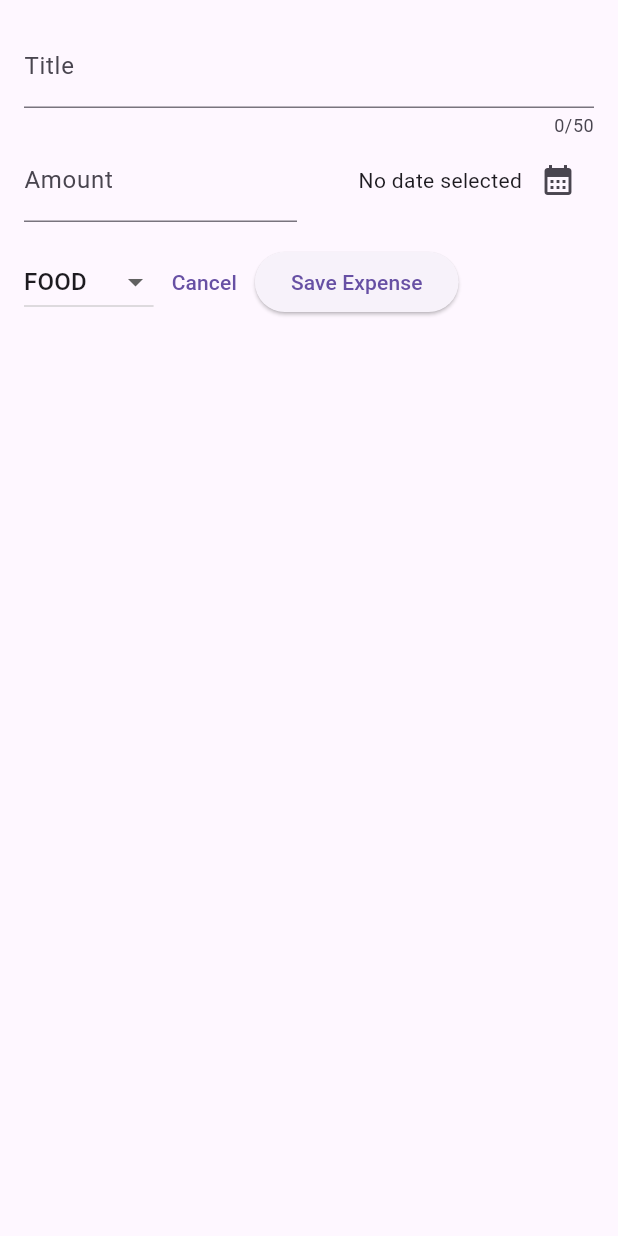
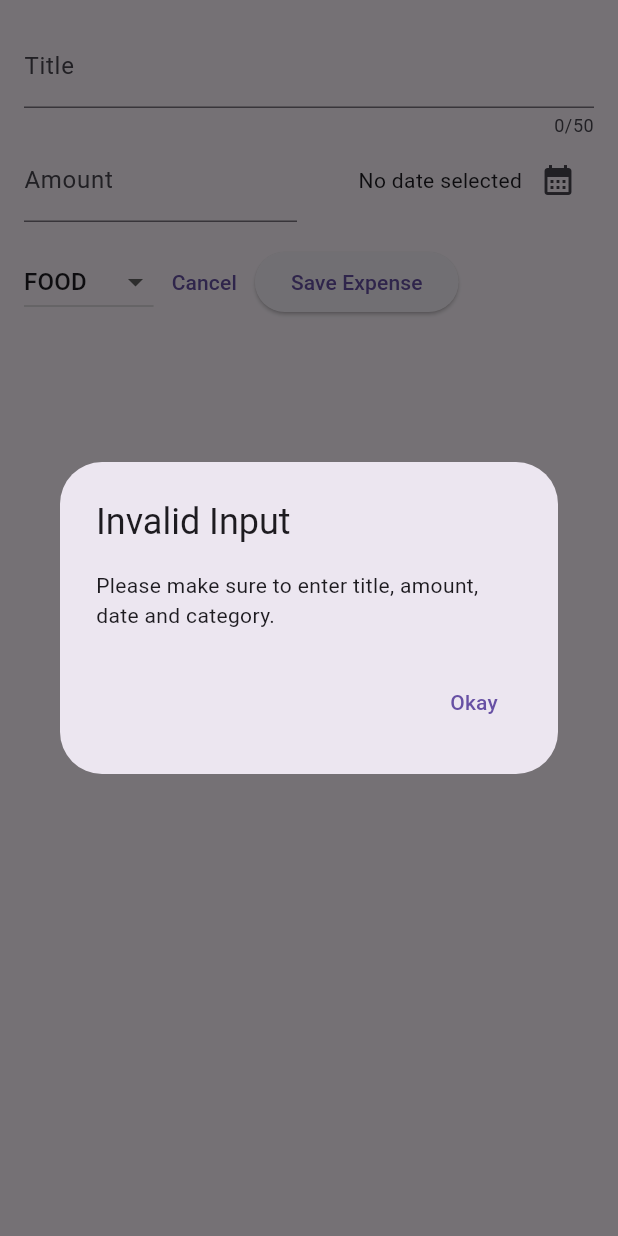
Before and after one commit to tanhongyi88/expense_tracker, a Flutter app: the NewExpense widget shown alone on an empty page, opened directly, after a tap on "Save Expense", on a phone screen of 412 x 824 dp. Run offline on Flutter 3.47's test engine with Material 3 defaults, Android fonts, the phone set to English and light mode, and no system bars.

Commit message:
add expense form validation

```diff
--- a/lib/models/expense.dart
+++ b/lib/models/expense.dart
@@ -3,7 +3,7 @@ import 'package:uuid/uuid.dart';
 import 'package:intl/intl.dart';
 
 const uuid = Uuid();
-final dateFormatter = DateFormat.yMd().add_jm();
+final dateFormatter = DateFormat.yMd();
 
 enum Category { food, travel, leisure, work }
 
--- a/lib/widgets/new_expense.dart
+++ b/lib/widgets/new_expense.dart
@@ -28,6 +28,32 @@ class _NewExpenseState extends State<NewExpense> {
     setState(() {
       _selectedDate = pickedDate;
     });
+  }
+
+  _submitExpenseData() {
+    final enteredAmount = double.tryParse(_amountController.text);
+    final amountIsInvalid = enteredAmount == null || enteredAmount <= 0;
+    if (_titleController.text.isEmpty ||
+        amountIsInvalid ||
+        _selectedDate == null) {
+      showDialog(
+        context: context,
+        builder: (ctx) => AlertDialog(
+          title: const Text('Invalid Input'),
+          content:
+              const Text('Please make sure to enter title, amount, date and category.'),
+          actions: [
+            TextButton(
+              onPressed: () {
+                Navigator.pop(ctx);
+              },
+              child: const Text('Okay'),
+            ),
+          ],
+        ),
+      );
+      return;
+    }
   }
 
   @override
@@ -113,10 +139,7 @@ class _NewExpenseState extends State<NewExpense> {
                 child: const Text("Cancel"),
               ),
               ElevatedButton(
-                onPressed: () {
-                  print(_titleController.text);
-                  print(_amountController.text);
-                },
+                onPressed: _submitExpenseData,
                 child: const Text("Save Expense"),
               ),
             ],
```
